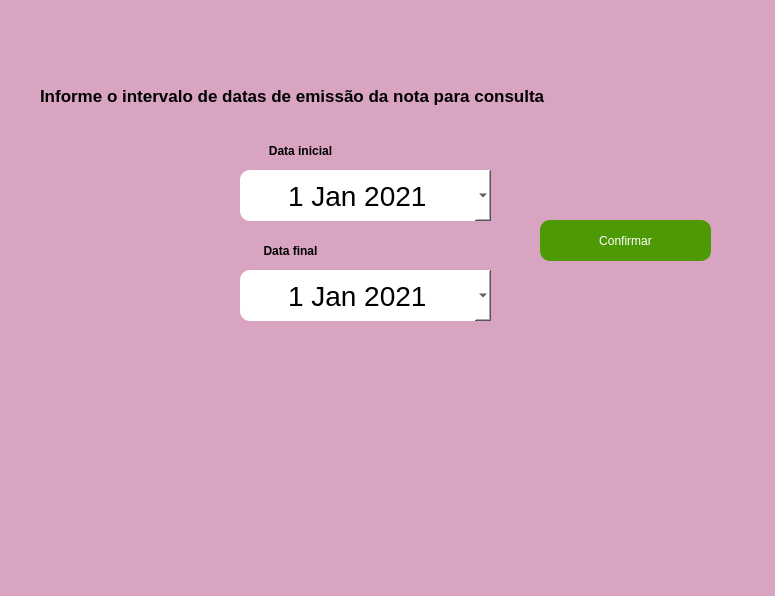
Old version of the form telas_duda/nf_por_intervalo_de_data.ui in the repository JVwolfart/PROJETO-SALAO-JOVEM-PROGRAMADOR.
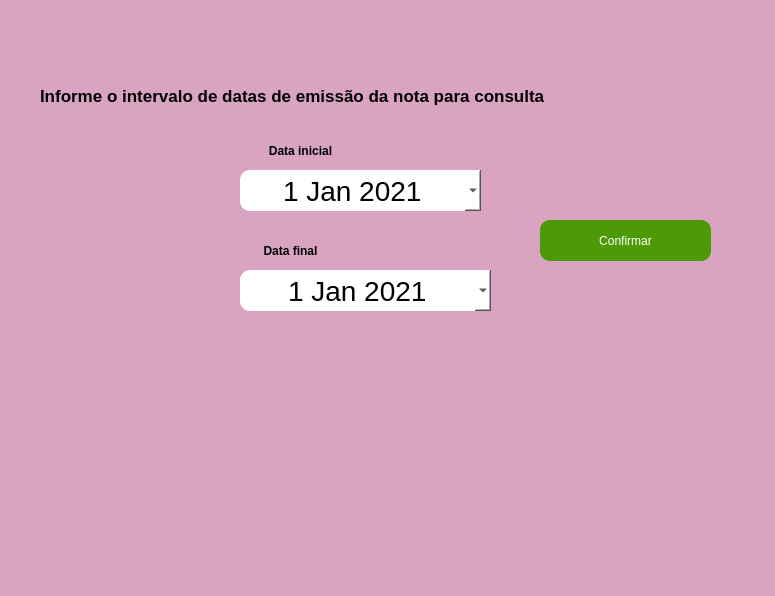
New version of the form. Icons and pictures are not drawn.

```diff
--- a/telas_duda/nf_por_intervalo_de_data.ui
+++ b/telas_duda/nf_por_intervalo_de_data.ui
@@ -91,8 +91,8 @@
      <rect>
       <x>240</x>
       <y>170</y>
-      <width>251</width>
-      <height>51</height>
+      <width>241</width>
+      <height>41</height>
      </rect>
     </property>
     <property name="font">
@@ -138,7 +138,7 @@
       <x>240</x>
       <y>270</y>
       <width>251</width>
-      <height>51</height>
+      <height>41</height>
      </rect>
     </property>
     <property name="font">
```
